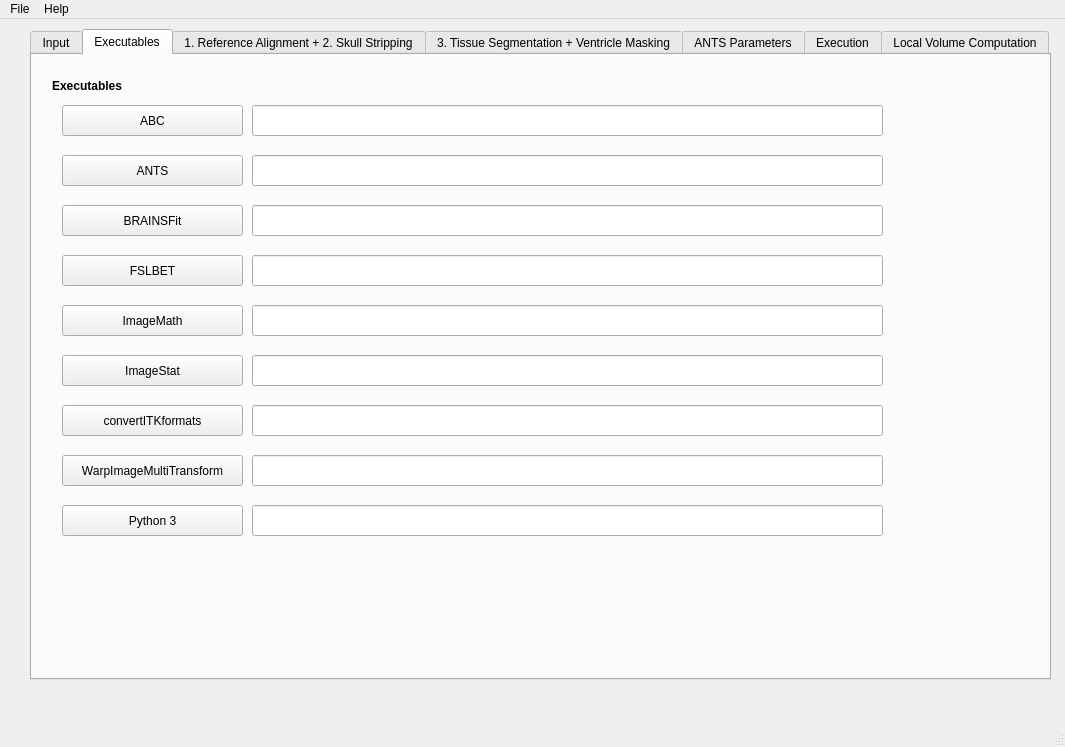
First picture: the form in src/app/csfwindow.ui, repository NIRALUser/auto_EACSF, before the edit.
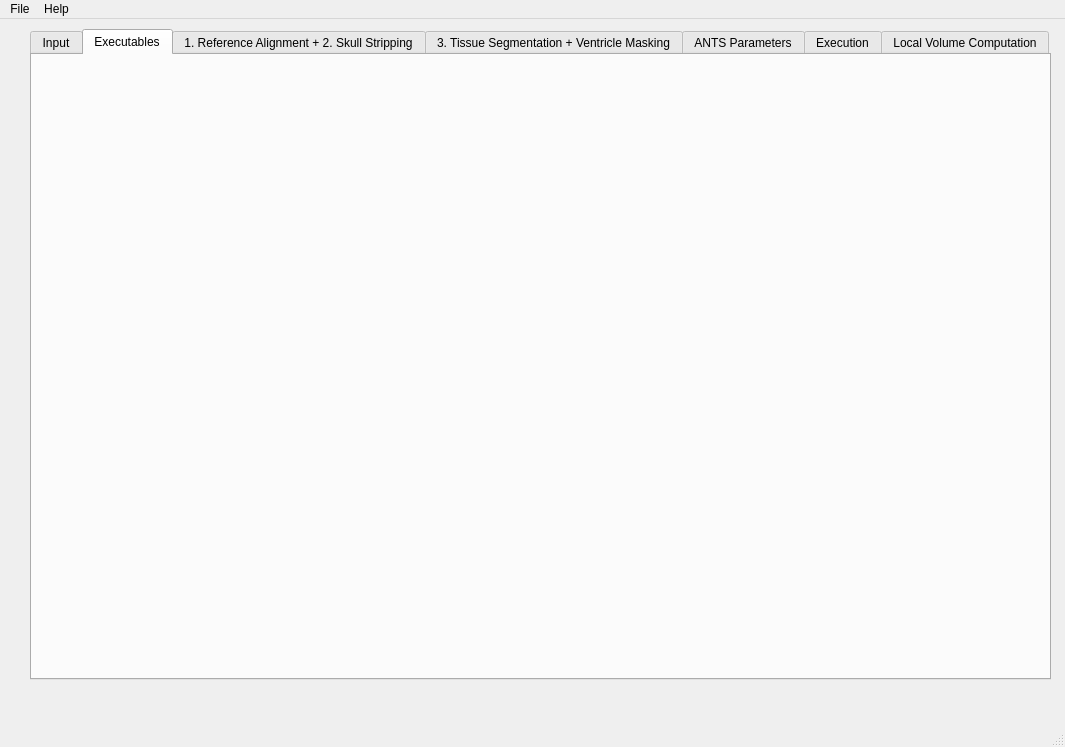
Second picture: the form after the edit. The open tabs and pages were chosen to show the change.

Commit message: ENH: automatic gestion of the external executables

```diff
--- a/src/app/csfwindow.ui
+++ b/src/app/csfwindow.ui
@@ -370,237 +370,16 @@
      <attribute name="title">
       <string>Executables</string>
      </attribute>
-     <widget class="QPushButton" name="pushButton_ABC">
+     <widget class="QWidget" name="verticalLayoutWidget">
       <property name="geometry">
        <rect>
-        <x>30</x>
-        <y>50</y>
-        <width>181</width>
-        <height>31</height>
+        <x>70</x>
+        <y>30</y>
+        <width>881</width>
+        <height>551</height>
        </rect>
       </property>
-      <property name="text">
-       <string>ABC</string>
-      </property>
-     </widget>
-     <widget class="QPushButton" name="pushButton_ANTS">
-      <property name="geometry">
-       <rect>
-        <x>30</x>
-        <y>100</y>
-        <width>181</width>
-        <height>31</height>
-       </rect>
-      </property>
-      <property name="text">
-       <string>ANTS</string>
-      </property>
-     </widget>
-     <widget class="QPushButton" name="pushButton_convertITKformats">
-      <property name="geometry">
-       <rect>
-        <x>30</x>
-        <y>350</y>
-        <width>181</width>
-        <height>31</height>
-       </rect>
-      </property>
-      <property name="text">
-       <string>convertITKformats</string>
-      </property>
-     </widget>
-     <widget class="QPushButton" name="pushButton_FSLBET">
-      <property name="geometry">
-       <rect>
-        <x>30</x>
-        <y>200</y>
-        <width>181</width>
-        <height>31</height>
-       </rect>
-      </property>
-      <property name="text">
-       <string>FSLBET</string>
-      </property>
-     </widget>
-     <widget class="QPushButton" name="pushButton_ImageMath">
-      <property name="geometry">
-       <rect>
-        <x>30</x>
-        <y>250</y>
-        <width>181</width>
-        <height>31</height>
-       </rect>
-      </property>
-      <property name="text">
-       <string>ImageMath</string>
-      </property>
-     </widget>
-     <widget class="QPushButton" name="pushButton_Python">
-      <property name="geometry">
-       <rect>
-        <x>30</x>
-        <y>450</y>
-        <width>181</width>
-        <height>31</height>
-       </rect>
-      </property>
-      <property name="text">
-       <string>Python 3</string>
-      </property>
-     </widget>
-     <widget class="QLineEdit" name="lineEdit_ABC">
-      <property name="geometry">
-       <rect>
-        <x>220</x>
-        <y>50</y>
-        <width>631</width>
-        <height>31</height>
-       </rect>
-      </property>
-      <property name="text">
-       <string/>
-      </property>
-     </widget>
-     <widget class="QLineEdit" name="lineEdit_ANTS">
-      <property name="geometry">
-       <rect>
-        <x>220</x>
-        <y>100</y>
-        <width>631</width>
-        <height>31</height>
-       </rect>
-      </property>
-     </widget>
-     <widget class="QLineEdit" name="lineEdit_BRAINSFit">
-      <property name="geometry">
-       <rect>
-        <x>220</x>
-        <y>150</y>
-        <width>631</width>
-        <height>31</height>
-       </rect>
-      </property>
-     </widget>
-     <widget class="QLineEdit" name="lineEdit_FSLBET">
-      <property name="geometry">
-       <rect>
-        <x>220</x>
-        <y>200</y>
-        <width>631</width>
-        <height>31</height>
-       </rect>
-      </property>
-     </widget>
-     <widget class="QLineEdit" name="lineEdit_ImageMath">
-      <property name="geometry">
-       <rect>
-        <x>220</x>
-        <y>250</y>
-        <width>631</width>
-        <height>31</height>
-       </rect>
-      </property>
-     </widget>
-     <widget class="QLineEdit" name="lineEdit_convertITKformats">
-      <property name="geometry">
-       <rect>
-        <x>220</x>
-        <y>350</y>
-        <width>631</width>
-        <height>31</height>
-       </rect>
-      </property>
-     </widget>
-     <widget class="QLabel" name="label_executables">
-      <property name="geometry">
-       <rect>
-        <x>20</x>
-        <y>20</y>
-        <width>151</width>
-        <height>21</height>
-       </rect>
-      </property>
-      <property name="font">
-       <font>
-        <weight>75</weight>
-        <bold>true</bold>
-       </font>
-      </property>
-      <property name="text">
-       <string>Executables</string>
-      </property>
-     </widget>
-     <widget class="QPushButton" name="pushButton_BRAINSFit">
-      <property name="geometry">
-       <rect>
-        <x>30</x>
-        <y>150</y>
-        <width>181</width>
-        <height>31</height>
-       </rect>
-      </property>
-      <property name="text">
-       <string>BRAINSFit</string>
-      </property>
-     </widget>
-     <widget class="QLineEdit" name="lineEdit_Python">
-      <property name="geometry">
-       <rect>
-        <x>220</x>
-        <y>450</y>
-        <width>631</width>
-        <height>31</height>
-       </rect>
-      </property>
-     </widget>
-     <widget class="QLineEdit" name="lineEdit_ImageStat">
-      <property name="geometry">
-       <rect>
-        <x>220</x>
-        <y>300</y>
-        <width>631</width>
-        <height>31</height>
-       </rect>
-      </property>
-     </widget>
-     <widget class="QPushButton" name="pushButton_ImageStat">
-      <property name="geometry">
-       <rect>
-        <x>30</x>
-        <y>300</y>
-        <width>181</width>
-        <height>31</height>
-       </rect>
-      </property>
-      <property name="text">
-       <string>ImageStat</string>
-      </property>
-     </widget>
-     <widget class="QPushButton" name="pushButton_WarpImageMultiTransform">
-      <property name="geometry">
-       <rect>
-        <x>30</x>
-        <y>400</y>
-        <width>181</width>
-        <height>31</height>
-       </rect>
-      </property>
-      <property name="text">
-       <string>WarpImageMultiTransform</string>
-      </property>
-     </widget>
-     <widget class="QLineEdit" name="lineEdit_WarpImageMultiTransform">
-      <property name="geometry">
-       <rect>
-        <x>220</x>
-        <y>400</y>
-        <width>631</width>
-        <height>31</height>
-       </rect>
-      </property>
-      <property name="text">
-       <string/>
-      </property>
+      <layout class="QVBoxLayout" name="verticalLayout_exe"/>
      </widget>
     </widget>
     <widget class="QWidget" name="tab_RAandSS">
```
Left out of the diff: 64 changed lines with no effect on the pictures. The commit also changes 7 other files.
